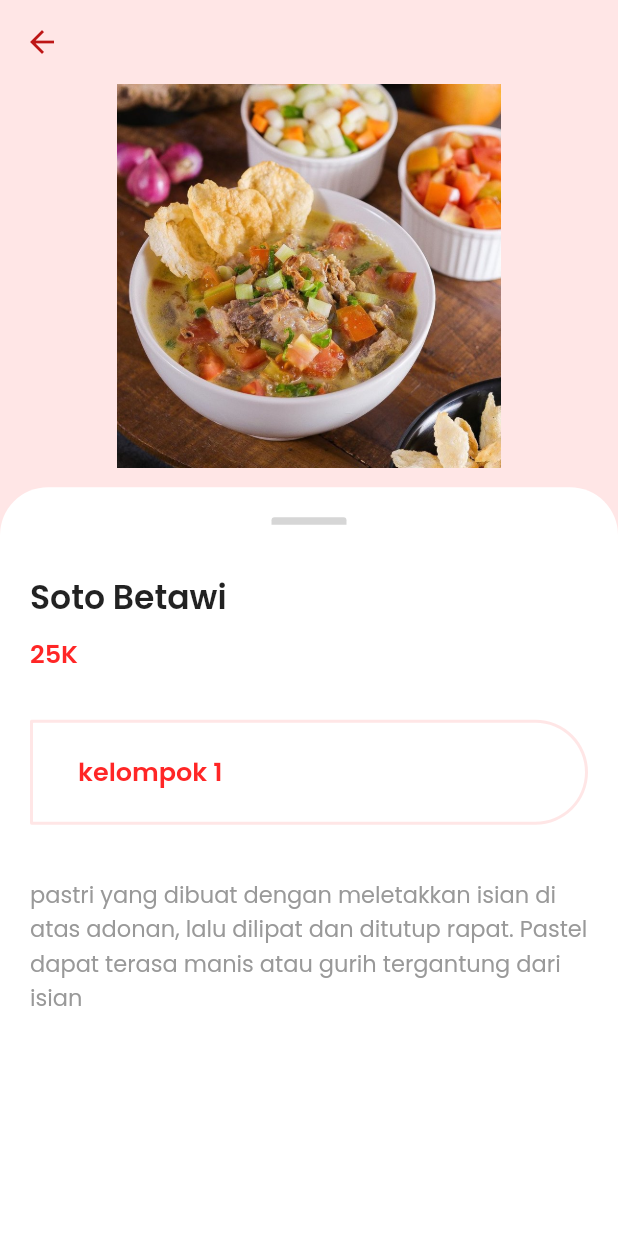
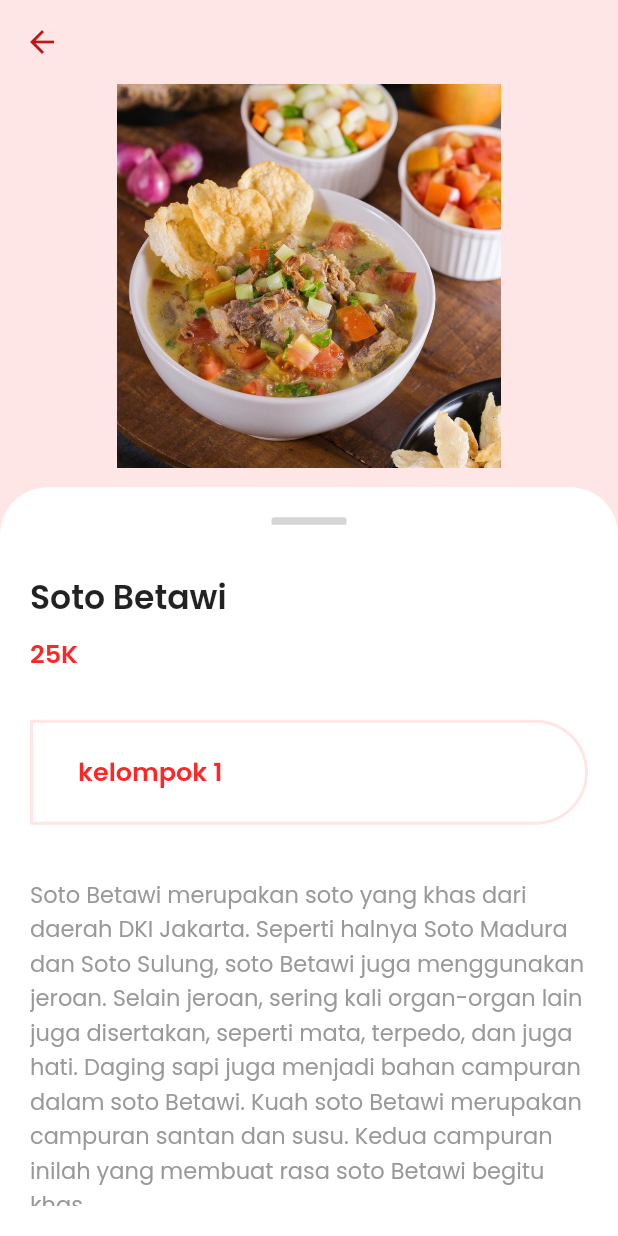
Before and after one commit to tasyarkh/Unite-Resto, a Flutter app: the betawi screen opened directly, after a tap on "Soto Betawi", on a phone screen of 412 x 824 dp. Run offline on Flutter 3.47's test engine with Material 2 defaults, Android fonts, the phone set to English and light mode, and no system bars; statements that could not run were skipped.

```diff
--- a/lib/components/menu.dart
+++ b/lib/components/menu.dart
@@ -101,7 +101,7 @@ class MenuModel {
         foodName: 'Soto Betawi',
         foodImage: 'assets/img/Sb.jpeg',
         foodDesk:
-            'pastri yang dibuat dengan meletakkan isian di atas adonan, lalu dilipat dan ditutup rapat. Pastel dapat terasa manis atau gurih tergantung dari isian',
+            'Soto Betawi merupakan soto yang khas dari daerah DKI Jakarta. Seperti halnya Soto Madura dan Soto Sulung, soto Betawi juga menggunakan jeroan. Selain jeroan, sering kali organ-organ lain juga disertakan, seperti mata, terpedo, dan juga hati. Daging sapi juga menjadi bahan campuran dalam soto Betawi. Kuah soto Betawi merupakan campuran santan dan susu. Kedua campuran inilah yang membuat rasa soto Betawi begitu khas.\nBahan - bahan :\n -Santan\n -Daging Sapi\n ',
         foodPrice: '25K',
         kel: 'kelompok 1',
         phone: '6281804832206'),
@@ -109,7 +109,7 @@ class MenuModel {
         foodName: 'Nasi Bakar',
         foodImage: 'assets/img/Nb.jpeg',
         foodDesk:
-            'Nasi yang diberi beberapa bumbu dan lauk, kemudian dibungkus dengan daun pisang dan dikunci dengan lidi, yang lalu dibakar di atas api arang ',
+            'Nasi bakar merujuk pada nasi yang diberi beberapa bumbu dan lauk, kemudian dibungkus dengan daun pisang dan dikunci dengan lidi, yang lalu dibakar di atas api arang. Daun pisang yang dibakar pun menghasilkan aroma unik pada nasi. Nasi bakar termasuk Masakan Indonesia yang baru berkembang pada awal dekade 2000-an, dan kemungkinan merupakan turunan dari nasi timbel.\nBahan - bahan :\n -',
         foodPrice: '15K',
         kel: 'Kelompok 2',
         phone: '62881024488548'),
@@ -117,7 +117,7 @@ class MenuModel {
         foodName: 'Nasi Uduk',
         foodImage: 'assets/img/Nu.jpeg',
         foodDesk:
-            'Nasi putih yang diaron dan dikukus dengan santan, serta dibumbui dengan pala, kayu manis, jahe, daun serai dan merica',
+            'Nasi uduk adalah hidangan yang dibuat dari nasi putih yang diaron dan dikukus dengan santan, serta dibumbui dengan pala, kayu manis, jahe, daun serai dan merica. Hidangan ini kini adalah salah satu Hidangan Betawi yang populer.\nBahan - bahan :\n -',
         foodPrice: '15K',
         kel: 'Kelompok 3',
         phone: '6281803521460'),
@@ -125,7 +125,7 @@ class MenuModel {
         foodName: 'Lontong Sayur',
         foodImage: 'assets/img/Ls.jpeg',
         foodDesk:
-            'Lontong sayur menjadi salah satu menu sarapan orang Indonesia. Campuran antara lontong, telur, dan sayur labu ini nikmat serta membuat perut kenyang',
+            'lontong sayur merupakan sajian khas pada Hari Raya Idul Fitri dan Idul Adha. Lontong sayur adalah representasi dari perpaduan budaya yang ada di masyarakat Betawi dan masyarakat Tionghoa. Tak heran selain lontong sayur khas Betawi, kita juga mengenal adanya lontong Cap Go Meh yang seringkali tersaji saat Hari Raya Imlek.\nBahan - bahan :\n -',
         foodPrice: '10K',
         kel: 'Kelompok 4',
         phone: '6281218015793'),
@@ -133,7 +133,7 @@ class MenuModel {
         foodName: 'Karedok',
         foodImage: 'assets/img/Kr.jfif',
         foodDesk:
-            'Karedok dibuat dengan bahan-bahan sayuran mentah antara lain; mentimun, taoge, kol, kacang panjang, ubi, daun kemangi, dan terong atau leunca',
+            'Karedok dibuat dengan bahan-bahan sayuran mentah antara lain; mentimun, taoge, kol, kacang panjang, ubi, daun kemangi, dan terong atau leunca. Sedangkan sausnya adalah bumbu kacang yang dibuat dari cabai merah, bawang putih, kencur, kacang tanah, air asam, gula kawung, garam, dan terasi. Salah satu ciri dari karedok adalah menggunakan oncom bakar. Bila tidak menggunakan oncom bakar disebutnya lotek mentah (atah) walau tidak semua begitu.\nBahan - bahan :\n -',
         foodPrice: '15K',
         kel: 'Kelompok 5',
         phone: '6288291778672'),
@@ -141,7 +141,7 @@ class MenuModel {
         foodName: 'Asinan Buah',
         foodImage: 'assets/img/Ab.jpeg',
         foodDesk:
-            'Asinan manis khas betawi yang berisi buah buahan segar dipadukan kuah asam manis pedas',
+            'Asinan buah dibuat dengan cara pengasinan, direndam di air garam atau diasamkan, direndam dengan air cuka. Asinan buah yang terkenal dan menjadi favorit banyak orang adalah asinan buah Betawi.\nBahan - bahan :\n -',
         foodPrice: '10K',
         kel: 'Kelompok 6',
         phone: '6281387287570'),
@@ -149,7 +149,7 @@ class MenuModel {
         foodName: 'Nasi Pepes',
         foodImage: 'assets/img/des.png',
         foodDesk:
-            'Nasi Pepes yang dikukus dan berisi berbagai macam isisan mulai dari daging ayam cumi dll',
+            'Nasi Pepes merupakan nasi putih yang diberi isian daging ayam atau berbagai isian lainnya yang dibungkus daun pisang lalu dikukus.\nBahan- bahan :\n -',
         foodPrice: '10K',
         kel: 'Kelompok 7',
         phone: '6281218016462'),
@@ -157,7 +157,7 @@ class MenuModel {
         foodName: 'Ketoprak',
         foodImage: 'assets/img/des.png',
         foodDesk:
-            'tahu, bihun, mentimun, taoge, dan bisa juga memakai telur rebus yang dilengkapi dengan saus kacang, kecap manis, dan taburan bawang merah goreng. Dapat pula dihidangkan dengan tambahan kerupuk atau emping melinjo',
+            'Ketoprak merupakan makanan favorit khalayak banyak dengan tahu, bihun, mentimun, taoge, dan bisa juga memakai telur rebus yang dilengkapi dengan saus kacang, kecap manis, dan taburan bawang merah goreng. Dapat pula dihidangkan dengan tambahan kerupuk atau emping melinjo.\nBahan - bahan :\n -',
         foodPrice: '10K',
         kel: 'Kelompok 8',
         phone: '62895365161115'),
@@ -165,7 +165,7 @@ class MenuModel {
         foodName: 'Gado Gado',
         foodImage: 'assets/img/Gd.jpeg',
         foodDesk:
-            'Gado-gado adalah makanan khas Jakarta berisi sayur-sayuran yang direbus, irisan telur dan tahu, serta ditaburi bawang goreng dan kerupuk.',
+            'Gado-gado adalah makanan khas Jakarta berisi sayur-sayuran yang direbus, irisan telur, tahu dan tempe serta ditaburi bawang goreng dan kerupuk.dan dibumbui dengan bumbu kacang.\nBahan - bahan :\n -',
         foodPrice: '15K',
         kel: 'Kelompok 9',
         phone: '6281218016761'),
--- a/pubspec.yaml
+++ b/pubspec.yaml
@@ -37,6 +37,7 @@ dependencies:
   flutter_svg: ^0.17.4
   url_launcher: ^6.1.6
   whatsapp_unilink: ^2.0.2
+
 
 
 dev_dependencies:
```
Also changed, not shown: 6 other files.
